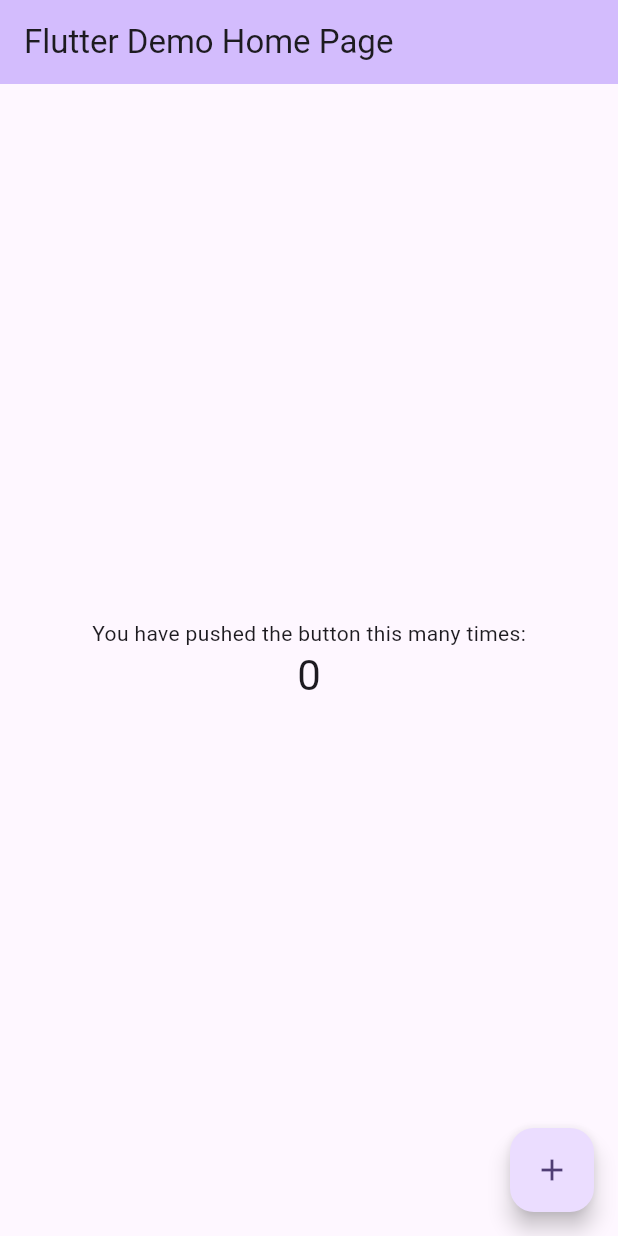
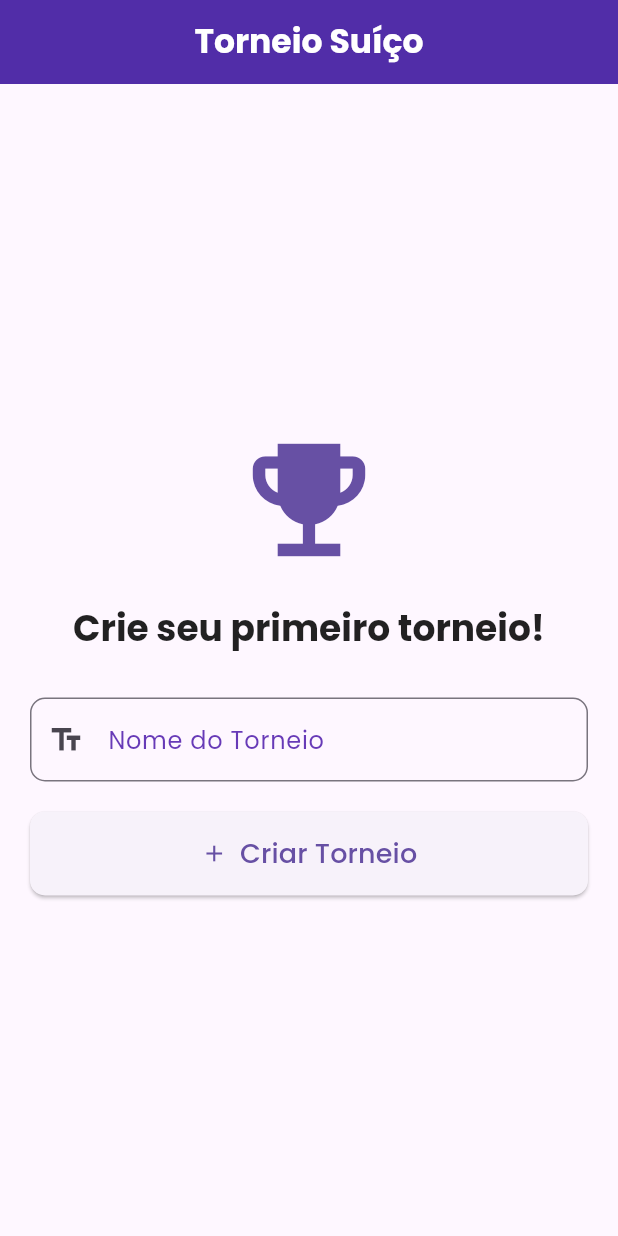
Before and after one commit to BarukFreitas/Swico, a Flutter app: the screen it shows after launch, on a phone screen of 412 x 824 dp. Run offline on Flutter 3.47's test engine with Material 3 defaults, Android fonts, the light colour scheme and no system bars; our stand-ins replace google_fonts.

Commit message:
interface inicial, adicão de jogadores e torneio

```diff
--- a/lib/main.dart
+++ b/lib/main.dart
@@ -1,122 +1,71 @@
 import 'package:flutter/material.dart';
+import 'package:google_fonts/google_fonts.dart';
+import 'package:provider/provider.dart';
+import 'package:swico/screens/home_screen.dart';
+import 'package:swico/providers/tournament_provider.dart';
 
 void main() {
-  runApp(const MyApp());
+  runApp(
+    MultiProvider(
+      providers: [
+        ChangeNotifierProvider(create: (_) => TournamentProvider()),
+      ],
+      child: MyApp(),
+    ),
+  );
 }
 
 class MyApp extends StatelessWidget {
-  const MyApp({super.key});
-
-  // This widget is the root of your application.
   @override
   Widget build(BuildContext context) {
     return MaterialApp(
-      title: 'Flutter Demo',
+      title: 'Torneio Suíço',
+      debugShowCheckedModeBanner: false,
       theme: ThemeData(
-        // This is the theme of your application.
-        //
-        // TRY THIS: Try running your application with "flutter run". You'll see
-        // the application has a purple toolbar. Then, without quitting the app,
-        // try changing the seedColor in the colorScheme below to Colors.green
-        // and then invoke "hot reload" (save your changes or press the "hot
-        // reload" button in a Flutter-supported IDE, or press "r" if you used
-        // the command line to start the app).
-        //
-        // Notice that the counter didn't reset back to zero; the application
-        // state is not lost during the reload. To reset the state, use hot
-        // restart instead.
-        //
-        // This works for code too, not just values: Most code changes can be
-        // tested with just a hot reload.
-        colorScheme: ColorScheme.fromSeed(seedColor: Colors.deepPurple),
+        primarySwatch: Colors.deepPurple,
+        brightness: Brightness.light,
+        visualDensity: VisualDensity.adaptivePlatformDensity,
+        textTheme: GoogleFonts.poppinsTextTheme(
+          Theme.of(context).textTheme,
+        ).apply(
+          bodyColor: Colors.black87,
+          displayColor: Colors.black87,
+        ),
+        appBarTheme: AppBarTheme(
+          backgroundColor: Colors.deepPurple.shade700,
+          foregroundColor: Colors.white,
+          elevation: 0,
+          titleTextStyle: GoogleFonts.poppins(
+            fontSize: 22,
+            fontWeight: FontWeight.bold,
+            color: Colors.white,
+          ),
+        ),
+        floatingActionButtonTheme: FloatingActionButtonThemeData(
+          backgroundColor: Colors.deepOrange,
+          foregroundColor: Colors.white,
+        ),
+        cardTheme: CardThemeData(
+          elevation: 4,
+          shape: RoundedRectangleBorder(
+            borderRadius: BorderRadius.circular(15),
+          ),
+          margin: EdgeInsets.symmetric(vertical: 8, horizontal: 16),
+        ),
+        inputDecorationTheme: InputDecorationTheme(
+          border: OutlineInputBorder(
+            borderRadius: BorderRadius.circular(10),
+            borderSide: BorderSide(color: Colors.deepPurple),
+          ),
+          focusedBorder: OutlineInputBorder(
+            borderRadius: BorderRadius.circular(10),
+            borderSide: BorderSide(color: Colors.deepPurple.shade700, width: 2),
+          ),
+          labelStyle: GoogleFonts.poppins(color: Colors.deepPurple),
+          hintStyle: GoogleFonts.poppins(color: Colors.grey.shade600),
+        ),
       ),
-      home: const MyHomePage(title: 'Flutter Demo Home Page'),
+      home: HomeScreen(),
     );
   }
 }
-
-class MyHomePage extends StatefulWidget {
-  const MyHomePage({super.key, required this.title});
-
-  // This widget is the home page of your application. It is stateful, meaning
-  // that it has a State object (defined below) that contains fields that affect
-  // how it looks.
-
-  // This class is the configuration for the state. It holds the values (in this
-  // case the title) provided by the parent (in this case the App widget) and
-  // used by the build method of the State. Fields in a Widget subclass are
-  // always marked "final".
-
-  final String title;
-
-  @override
-  State<MyHomePage> createState() => _MyHomePageState();
-}
-
-class _MyHomePageState extends State<MyHomePage> {
-  int _counter = 0;
-
-  void _incrementCounter() {
-    setState(() {
-      // This call to setState tells the Flutter framework that something has
-      // changed in this State, which causes it to rerun the build method below
-      // so that the display can reflect the updated values. If we changed
-      // _counter without calling setState(), then the build method would not be
-      // called again, and so nothing would appear to happen.
-      _counter++;
-    });
-  }
-
-  @override
-  Widget build(BuildContext context) {
-    // This method is rerun every time setState is called, for instance as done
-    // by the _incrementCounter method above.
-    //
-    // The Flutter framework has been optimized to make rerunning build methods
-    // fast, so that you can just rebuild anything that needs updating rather
-    // than having to individually change instances of widgets.
-    return Scaffold(
-      appBar: AppBar(
-        // TRY THIS: Try changing the color here to a specific color (to
-        // Colors.amber, perhaps?) and trigger a hot reload to see the AppBar
-        // change color while the other colors stay the same.
-        backgroundColor: Theme.of(context).colorScheme.inversePrimary,
-        // Here we take the value from the MyHomePage object that was created by
-        // the App.build method, and use it to set our appbar title.
-        title: Text(widget.title),
-      ),
-      body: Center(
-        // Center is a layout widget. It takes a single child and positions it
-        // in the middle of the parent.
-        child: Column(
-          // Column is also a layout widget. It takes a list of children and
-          // arranges them vertically. By default, it sizes itself to fit its
-          // children horizontally, and tries to be as tall as its parent.
-          //
-          // Column has various properties to control how it sizes itself and
-          // how it positions its children. Here we use mainAxisAlignment to
-          // center the children vertically; the main axis here is the vertical
-          // axis because Columns are vertical (the cross axis would be
-          // horizontal).
-          //
-          // TRY THIS: Invoke "debug painting" (choose the "Toggle Debug Paint"
-          // action in the IDE, or press "p" in the console), to see the
-          // wireframe for each widget.
-          mainAxisAlignment: MainAxisAlignment.center,
-          children: <Widget>[
-            const Text('You have pushed the button this many times:'),
-            Text(
-              '$_counter',
-              style: Theme.of(context).textTheme.headlineMedium,
-            ),
-          ],
-        ),
-      ),
-      floatingActionButton: FloatingActionButton(
-        onPressed: _incrementCounter,
-        tooltip: 'Increment',
-        child: const Icon(Icons.add),
-      ), // This trailing comma makes auto-formatting nicer for build methods.
-    );
-  }
-}
--- /dev/null
+++ b/lib/models/player.dart
@@ -0,0 +1,13 @@
+class Player {
+  final String name;
+  int score;
+
+  Player({
+    required this.name,
+    this.score = 0
+  });
+
+  void addScore(int points) {
+    score += points;
+  }
+}
--- /dev/null
+++ b/lib/models/tournament.dart
@@ -0,0 +1,12 @@
+import 'package:swico/models/player.dart';
+
+class Tournament {
+  final String name;
+  final List<Player> players;
+
+  Tournament({
+    required this.name,
+    required this.players
+  });
+
+}
--- /dev/null
+++ b/lib/providers/tournament_provider.dart
@@ -0,0 +1,42 @@
+import 'package:flutter/material.dart';
+import 'package:swico/models/player.dart';
+import 'package:swico/models/tournament.dart';
+
+class TournamentProvider with ChangeNotifier {
+  Tournament? _currentTournament;
+  List<Player> _players = [];
+
+  Tournament? get currentTournament => _currentTournament;
+  List<Player> get players => _players;
+
+  void createNewTournament(String name) {
+    _currentTournament = Tournament(name: name, players: []);
+    _players = [];
+    notifyListeners();
+  }
+
+  void addPlayer(String name) {
+    if (_currentTournament != null) {
+      final newPlayer = Player(name: name, score: 0);
+      _players.add(newPlayer);
+      _players.sort((a, b) => a.name.compareTo(b.name));
+      notifyListeners();
+    }
+  }
+
+  void removePlayer(Player player) {
+    if (_currentTournament != null) {
+      _players.remove(player);
+      notifyListeners();
+    }
+  }
+
+  void startTournament() {
+    if (_currentTournament != null && _players.length >= 2) {
+      print('Torneio "${_currentTournament!.name}" iniciado com ${_players.length} jogadores.');
+      notifyListeners();
+    } else {
+      print('Não é possível iniciar o torneio. Mínimo de 2 jogadores necessários.');
+    }
+  }
+}
--- /dev/null
+++ b/lib/screens/home_screen.dart
@@ -0,0 +1,199 @@
+import 'package:flutter/material.dart';
+import 'package:provider/provider.dart';
+import 'package:swico/providers/tournament_provider.dart';
+import 'package:swico/widgets/add_player_dialog.dart';
+import 'package:swico/widgets/player_list_title.dart';
+
+class HomeScreen extends StatelessWidget {
+  final TextEditingController _tournamentNameController = TextEditingController();
+  final TextEditingController _playerNameController = TextEditingController();
+
+  @override
+  Widget build(BuildContext context) {
+    return Scaffold(
+      appBar: AppBar(
+        title: Text('Torneio Suíço'),
+        centerTitle: true,
+      ),
+      body: Consumer<TournamentProvider>(
+        builder: (context, tournamentProvider, child) {
+          if (tournamentProvider.currentTournament == null) {
+            return _buildNewTournamentSection(context, tournamentProvider);
+          } else {
+            return _buildTournamentDetailsSection(context, tournamentProvider);
+          }
+        },
+      ),
+      floatingActionButton: Consumer<TournamentProvider>(
+        builder: (context, tournamentProvider, child) {
+          if (tournamentProvider.currentTournament != null) {
+            return FloatingActionButton.extended(
+              onPressed: () {
+                showDialog(
+                  context: context,
+                  builder: (BuildContext context) {
+                    return AddPlayerDialog(
+                      playerNameController: _playerNameController,
+                      onAddPlayer: (name) {
+                        tournamentProvider.addPlayer(name);
+                      },
+                    );
+                  },
+                );
+              },
+              label: Text('Adicionar Jogador'),
+              icon: Icon(Icons.person_add),
+            );
+          }
+          return Container();
+        },
+      ),
+      floatingActionButtonLocation: FloatingActionButtonLocation.centerFloat,
+    );
+  }
+
+  Widget _buildNewTournamentSection(BuildContext context, TournamentProvider tournamentProvider) {
+    return Padding(
+      padding: const EdgeInsets.all(20.0),
+      child: Column(
+        mainAxisAlignment: MainAxisAlignment.center,
+        crossAxisAlignment: CrossAxisAlignment.stretch,
+        children: [
+          Icon(
+            Icons.emoji_events,
+            size: 100,
+            color: Theme.of(context).primaryColor,
+          ),
+          SizedBox(height: 20),
+          Text(
+            'Crie seu primeiro torneio!',
+            style: Theme.of(context).textTheme.headlineSmall?.copyWith(fontWeight: FontWeight.bold),
+            textAlign: TextAlign.center,
+          ),
+          SizedBox(height: 30),
+          TextField(
+            controller: _tournamentNameController,
+            decoration: InputDecoration(
+              labelText: 'Nome do Torneio',
+              hintText: 'Ex: Torneio de Xadrez da Cidade',
+              prefixIcon: Icon(Icons.text_fields),
+            ),
+          ),
+          SizedBox(height: 20),
+          ElevatedButton.icon(
+            style: ElevatedButton.styleFrom(
+              padding: EdgeInsets.symmetric(vertical: 15),
+              shape: RoundedRectangleBorder(
+                borderRadius: BorderRadius.circular(10),
+              ),
+            ),
+            onPressed: () {
+              if (_tournamentNameController.text.isNotEmpty) {
+                tournamentProvider.createNewTournament(_tournamentNameController.text);
+                _tournamentNameController.clear();
+              } else {
+                ScaffoldMessenger.of(context).showSnackBar(
+                  SnackBar(
+                    content: Text('Por favor, insira um nome para o torneio.'),
+                    backgroundColor: Colors.redAccent,
+                  ),
+                );
+              }
+            },
+            icon: Icon(Icons.add),
+            label: Text(
+              'Criar Torneio',
+              style: TextStyle(fontSize: 18),
+            ),
+          ),
+        ],
+      ),
+    );
+  }
+
+  Widget _buildTournamentDetailsSection(BuildContext context, TournamentProvider tournamentProvider) {
+    return Column(
+      children: [
+        Padding(
+          padding: const EdgeInsets.all(16.0),
+          child: Card(
+            child: Padding(
+              padding: const EdgeInsets.all(16.0),
+              child: Column(
+                crossAxisAlignment: CrossAxisAlignment.stretch,
+                children: [
+                  Text(
+                    tournamentProvider.currentTournament!.name,
+                    style: Theme.of(context).textTheme.headlineMedium?.copyWith(
+                      fontWeight: FontWeight.bold,
+                      color: Theme.of(context).primaryColor,
+                    ),
+                    textAlign: TextAlign.center,
+                  ),
+                  SizedBox(height: 10),
+                  Text(
+                    'Jogadores: ${tournamentProvider.players.length}',
+                    style: Theme.of(context).textTheme.titleLarge,
+                    textAlign: TextAlign.center,
+                  ),
+                  SizedBox(height: 10),
+                  if (tournamentProvider.players.length >= 2)
+                    ElevatedButton.icon(
+                      onPressed: () {
+                        tournamentProvider.startTournament();
+                        ScaffoldMessenger.of(context).showSnackBar(
+                          SnackBar(
+                            content: Text('Torneio iniciado!'),
+                            backgroundColor: Colors.green,
+                          ),
+                        );
+                      },
+                      icon: Icon(Icons.play_arrow),
+                      label: Text('Iniciar Torneio'),
+                      style: ElevatedButton.styleFrom(
+                        padding: EdgeInsets.symmetric(vertical: 12),
+                        backgroundColor: Colors.green.shade600,
+                        foregroundColor: Colors.white,
+                      ),
+                    ),
+                ],
+              ),
+            ),
+          ),
+        ),
+        Expanded(
+          child: tournamentProvider.players.isEmpty
+              ? Center(
+                  child: Column(
+                    mainAxisAlignment: MainAxisAlignment.center,
+                    children: [
+                      Icon(Icons.people_alt_outlined, size: 80, color: Colors.grey.shade400),
+                      SizedBox(height: 10),
+                      Text(
+                        'Nenhum jogador adicionado ainda.',
+                        style: Theme.of(context).textTheme.titleMedium?.copyWith(color: Colors.grey.shade600),
+                      ),
+                      Text(
+                        'Use o botão "+" para adicionar jogadores.',
+                        style: Theme.of(context).textTheme.bodyMedium?.copyWith(color: Colors.grey.shade500),
+                      ),
+                    ],
+                  ),
+                )
+              : ListView.builder(
+                  itemCount: tournamentProvider.players.length,
+                  itemBuilder: (context, index) {
+                    final player = tournamentProvider.players[index];
+                    return PlayerListTile(
+                      player: player,
+                      onRemove: () {
+                        tournamentProvider.removePlayer(player);
+                      },
+                    );
+                  },
+                ),
+        ),
+      ],
+    );
+  }
+}
```
Also changed, not shown: lib/widgets/add_player_dialog.dart (added, +79 -0 lines), lib/widgets/player_list_title.dart (added, +56 -0 lines).
